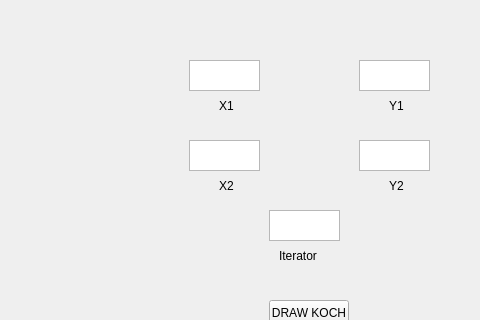
RohanDoshi21/SE_PICT_SEM3, file OOP_CG_Lab/Assignment10/mainwindow.ui: the form before one commit; both pictures show x 381 to 861 and y 0 to 320 of the 861 by 600 pixel window.
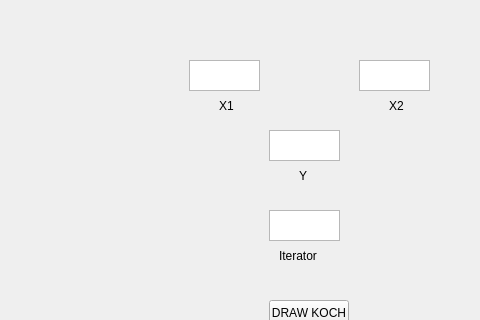
The form after the commit.

Commit message: Only take y1

```diff
--- a/OOP_CG_Lab/Assignment10/mainwindow.ui
+++ b/OOP_CG_Lab/Assignment10/mainwindow.ui
@@ -66,8 +66,8 @@
    <widget class="QTextEdit" name="textEdit_2">
     <property name="geometry">
      <rect>
-      <x>740</x>
-      <y>60</y>
+      <x>650</x>
+      <y>130</y>
       <width>71</width>
       <height>31</height>
      </rect>
@@ -76,18 +76,8 @@
    <widget class="QTextEdit" name="textEdit_3">
     <property name="geometry">
      <rect>
-      <x>570</x>
-      <y>140</y>
-      <width>71</width>
-      <height>31</height>
-     </rect>
-    </property>
-   </widget>
-   <widget class="QTextEdit" name="textEdit_4">
-    <property name="geometry">
-     <rect>
       <x>740</x>
-      <y>140</y>
+      <y>60</y>
       <width>71</width>
       <height>31</height>
      </rect>
@@ -124,8 +114,8 @@
    <widget class="QLabel" name="label_3">
     <property name="geometry">
      <rect>
-      <x>600</x>
-      <y>170</y>
+      <x>770</x>
+      <y>90</y>
       <width>31</width>
       <height>31</height>
      </rect>
@@ -142,8 +132,8 @@
    <widget class="QLabel" name="label_4">
     <property name="geometry">
      <rect>
-      <x>770</x>
-      <y>90</y>
+      <x>680</x>
+      <y>160</y>
       <width>31</width>
       <height>31</height>
      </rect>
@@ -154,25 +144,7 @@
      </font>
     </property>
     <property name="text">
-     <string>Y1</string>
-    </property>
-   </widget>
-   <widget class="QLabel" name="label_5">
-    <property name="geometry">
-     <rect>
-      <x>770</x>
-      <y>170</y>
-      <width>31</width>
-      <height>31</height>
-     </rect>
-    </property>
-    <property name="font">
-     <font>
-      <pointsize>9</pointsize>
-     </font>
-    </property>
-    <property name="text">
-     <string>Y2</string>
+     <string>Y</string>
     </property>
    </widget>
    <widget class="QLabel" name="label_6">
```
The commit also changes 1 other file.
